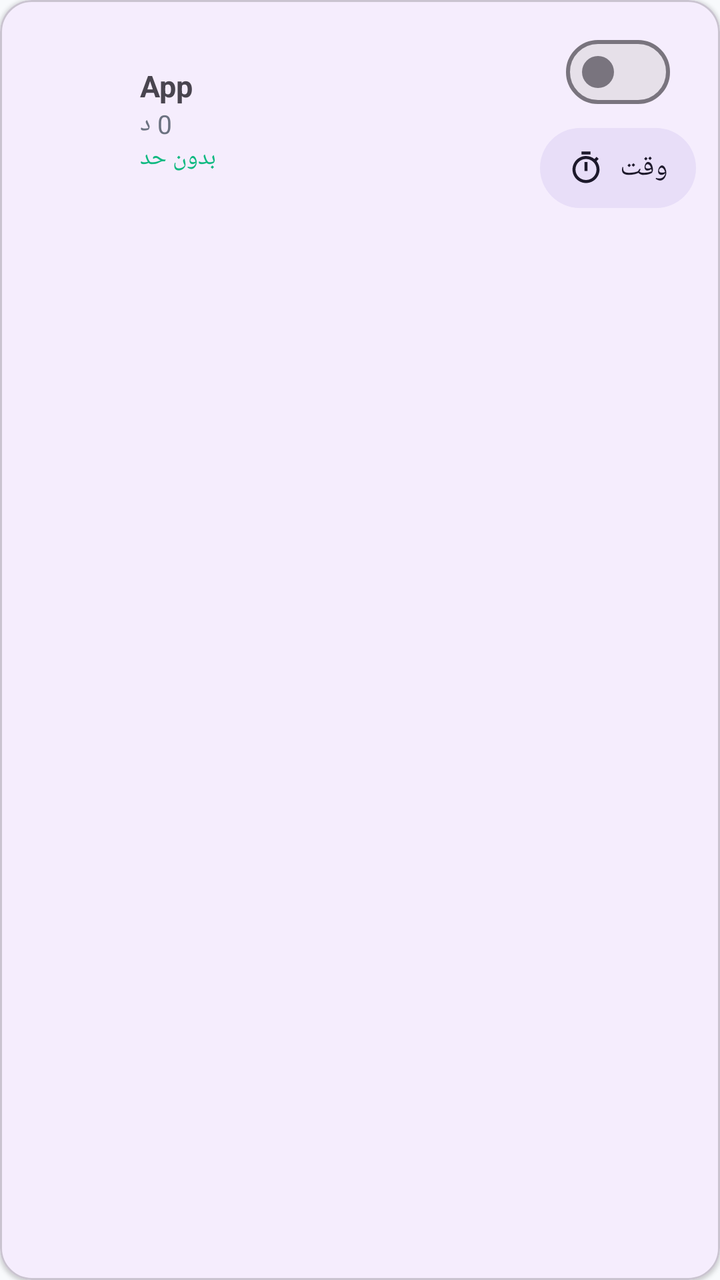
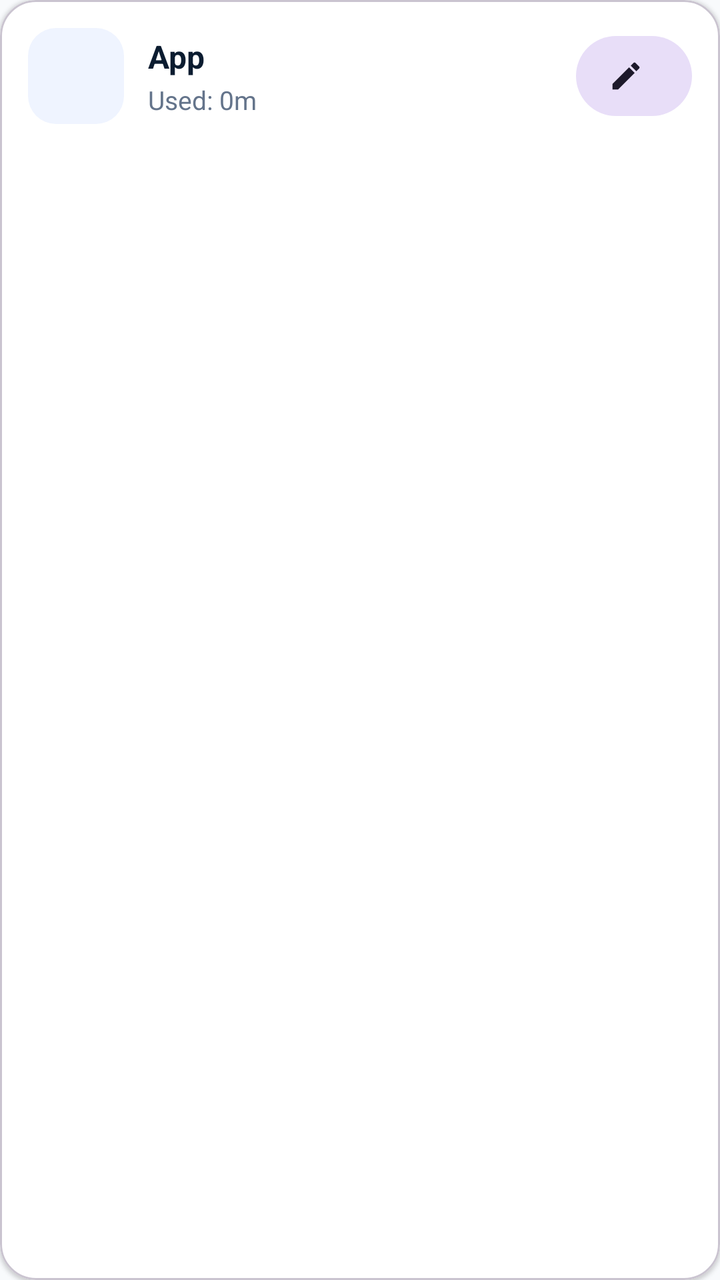

Compare the two renders of this Android layout. The source of the first and the diff that turns it into the second are given below.
<!-- AndroidManifest.xml: application theme Theme.BeaverGuardian -->
<!-- res/layout/item_app_usage.xml -->
<?xml version="1.0" encoding="utf-8"?>
<com.google.android.material.card.MaterialCardView xmlns:android="http://schemas.android.com/apk/res/android"
    xmlns:app="http://schemas.android.com/apk/res-auto"
    android:layout_width="match_parent"
    android:layout_height="wrap_content"
    android:layout_marginHorizontal="12dp"
    android:layout_marginTop="8dp"
    app:cardCornerRadius="16dp"
    app:cardElevation="1dp">

    <LinearLayout
        android:layout_width="match_parent"
        android:layout_height="wrap_content"
        android:orientation="horizontal"
        android:gravity="center_vertical"
        android:padding="12dp">

        <ImageView
            android:id="@+id/imgIcon"
            android:layout_width="46dp"
            android:layout_height="46dp"
            android:layout_marginEnd="12dp"
            android:contentDescription="icon" />

        <LinearLayout
            android:layout_width="0dp"
            android:layout_height="wrap_content"
            android:layout_weight="1"
            android:orientation="vertical">

            <TextView
                android:id="@+id/tvName"
                android:layout_width="match_parent"
                android:layout_height="wrap_content"
                android:text="App"
                android:textStyle="bold"
                android:textSize="15sp"
                android:maxLines="1"
                android:ellipsize="end" />

            <TextView
                android:id="@+id/tvUsage"
                android:layout_width="wrap_content"
                android:layout_height="wrap_content"
                android:text="0 د"
                android:textSize="13sp"
                android:textColor="#6B7280" />

            <TextView
                android:id="@+id/tvLimit"
                android:layout_width="wrap_content"
                android:layout_height="wrap_content"
                android:text="بدون حد"
                android:textSize="12sp"
                android:textColor="@color/accent" />
        </LinearLayout>

        <LinearLayout
            android:layout_width="wrap_content"
            android:layout_height="wrap_content"
            android:orientation="vertical"
            android:gravity="center_horizontal">

            <com.google.android.material.materialswitch.MaterialSwitch
                android:id="@+id/switchBlock"
                android:layout_width="wrap_content"
                android:layout_height="wrap_content" />

            <com.google.android.material.button.MaterialButton
                android:id="@+id/btnLimit"
                style="@style/Widget.Material3.Button.TonalButton"
                android:layout_width="wrap_content"
                android:layout_height="wrap_content"
                android:text="وقت"
                android:minWidth="0dp"
                android:paddingHorizontal="14dp"
                app:icon="@drawable/ic_timer"
                app:iconGravity="textStart" />
        </LinearLayout>
    </LinearLayout>
</com.google.android.material.card.MaterialCardView>
<!-- resources referenced by this layout -->
<resources>
  <color name="accent">#10B981</color>
  <!-- drawable ic_timer (drawable) -->
  <vector xmlns:android="http://schemas.android.com/apk/res/android" android:width="24dp" android:height="24dp" android:viewportWidth="24" android:viewportHeight="24">
      <path android:fillColor="#1F1F1F" android:pathData="M15,1L9,1v2h6L15,1zM11,14h2L13,8h-2v6zM19.03,7.39l1.42,-1.42c-0.43,-0.51 -0.9,-0.99 -1.41,-1.41l-1.42,1.42C16.07,4.74 14.12,4 12,4c-4.97,0 -9,4.03 -9,9s4.02,9 9,9 9,-4.03 9,-9c0,-2.12 -0.74,-4.07 -1.97,-5.61zM12,20c-3.87,0 -7,-3.13 -7,-7s3.13,-7 7,-7 7,3.13 7,7 -3.13,7 -7,7z"/>
  </vector>
  <style name="Theme.BeaverGuardian" parent="Theme.Material3.DayNight.NoActionBar">
          <item name="colorPrimary">@color/brand</item>
          <item name="colorOnPrimary">@color/white</item>
          <item name="colorPrimaryContainer">@color/brand_container</item>
          <item name="colorOnPrimaryContainer">@color/on_brand_container</item>
          <item name="colorSecondary">@color/emerald</item>
          <item name="colorOnSecondary">@color/white</item>
          <item name="android:colorBackground">@color/bg</item>
          <item name="android:statusBarColor" tools:targetApi="l">@color/bg</item>
          <item name="android:windowLightStatusBar" tools:targetApi="m">true</item>
      </style>
  <color name="brand">#4F46E5</color>
  <color name="white">#FFFFFFFF</color>
  <color name="brand_container">#E2DFFF</color>
  <color name="on_brand_container">#0F0069</color>
  <color name="emerald">#10B981</color>
  <color name="bg">#F8FAFC</color>
</resources>

<!-- the commit's change to res/layout/item_app_usage.xml (unified diff, before → after) -->
@@ -3,29 +3,32 @@
     xmlns:app="http://schemas.android.com/apk/res-auto"
     android:layout_width="match_parent"
     android:layout_height="wrap_content"
-    android:layout_marginHorizontal="12dp"
-    android:layout_marginTop="8dp"
-    app:cardCornerRadius="16dp"
-    app:cardElevation="1dp">
+    android:layout_marginTop="10dp"
+    app:cardCornerRadius="18dp"
+    app:cardElevation="1dp"
+    app:cardBackgroundColor="@color/card">
 
     <LinearLayout
         android:layout_width="match_parent"
         android:layout_height="wrap_content"
         android:orientation="horizontal"
         android:gravity="center_vertical"
-        android:padding="12dp">
+        android:padding="14dp">
 
         <ImageView
             android:id="@+id/imgIcon"
-            android:layout_width="46dp"
-            android:layout_height="46dp"
-            android:layout_marginEnd="12dp"
+            android:layout_width="48dp"
+            android:layout_height="48dp"
+            android:background="@drawable/bg_tile"
+            android:padding="8dp"
+            android:scaleType="fitCenter"
             android:contentDescription="icon" />
 
         <LinearLayout
             android:layout_width="0dp"
             android:layout_height="wrap_content"
             android:layout_weight="1"
+            android:layout_marginStart="12dp"
             android:orientation="vertical">
 
             <TextView
@@ -34,7 +37,8 @@
                 android:layout_height="wrap_content"
                 android:text="App"
                 android:textStyle="bold"
-                android:textSize="15sp"
+                android:textSize="16sp"
+                android:textColor="@color/on_surface"
                 android:maxLines="1"
                 android:ellipsize="end" />
 
@@ -42,40 +46,32 @@
                 android:id="@+id/tvUsage"
                 android:layout_width="wrap_content"
                 android:layout_height="wrap_content"
-                android:text="0 د"
+                android:layout_marginTop="2dp"
+                android:text="Used: 0m"
                 android:textSize="13sp"
-                android:textColor="#6B7280" />
+                android:textColor="@color/slate" />
 
             <TextView
                 android:id="@+id/tvLimit"
                 android:layout_width="wrap_content"
                 android:layout_height="wrap_content"
-                android:text="بدون حد"
+                android:text=""
                 android:textSize="12sp"
-                android:textColor="@color/accent" />
+                android:textColor="@color/danger"
+                android:visibility="gone" />
         </LinearLayout>
 
-        <LinearLayout
+        <com.google.android.material.button.MaterialButton
+            android:id="@+id/btnLimit"
+            style="@style/Widget.Material3.Button.TonalButton"
             android:layout_width="wrap_content"
             android:layout_height="wrap_content"
-            android:orientation="vertical"
-            android:gravity="center_horizontal">
-
-            <com.google.android.material.materialswitch.MaterialSwitch
-                android:id="@+id/switchBlock"
-                android:layout_width="wrap_content"
-                android:layout_height="wrap_content" />
-
-            <com.google.android.material.button.MaterialButton
-                android:id="@+id/btnLimit"
-                style="@style/Widget.Material3.Button.TonalButton"
-                android:layout_width="wrap_content"
-                android:layout_height="wrap_content"
-                android:text="وقت"
-                android:minWidth="0dp"
-                android:paddingHorizontal="14dp"
-                app:icon="@drawable/ic_timer"
-                app:iconGravity="textStart" />
-        </LinearLayout>
+            android:text=""
+            android:minWidth="0dp"
+            android:insetLeft="0dp"
+            android:insetRight="0dp"
+            android:paddingHorizontal="16dp"
+            app:icon="@drawable/ic_edit"
+            app:iconGravity="textStart" />
     </LinearLayout>
 </com.google.android.material.card.MaterialCardView>
<!-- resource entries referenced after the edit -->
@@ -1,9 +1,17 @@
 <!-- resources referenced by this layout -->
 <resources>
-  <color name="accent">#10B981</color>
-  <!-- drawable ic_timer (drawable) -->
+  <color name="card">#FFFFFF</color>
+  <color name="danger">#BA1A1A</color>
+  <color name="on_surface">#0B1C30</color>
+  <color name="slate">#64748B</color>
+  <!-- drawable bg_tile (drawable) -->
+  <shape xmlns:android="http://schemas.android.com/apk/res/android" android:shape="rectangle">
+      <solid android:color="@color/tile" />
+      <corners android:radius="14dp" />
+  </shape>
+  <!-- drawable ic_edit (drawable) -->
   <vector xmlns:android="http://schemas.android.com/apk/res/android" android:width="24dp" android:height="24dp" android:viewportWidth="24" android:viewportHeight="24">
-      <path android:fillColor="#1F1F1F" android:pathData="M15,1L9,1v2h6L15,1zM11,14h2L13,8h-2v6zM19.03,7.39l1.42,-1.42c-0.43,-0.51 -0.9,-0.99 -1.41,-1.41l-1.42,1.42C16.07,4.74 14.12,4 12,4c-4.97,0 -9,4.03 -9,9s4.02,9 9,9 9,-4.03 9,-9c0,-2.12 -0.74,-4.07 -1.97,-5.61zM12,20c-3.87,0 -7,-3.13 -7,-7s3.13,-7 7,-7 7,3.13 7,7 -3.13,7 -7,7z"/>
+      <path android:fillColor="#1F1F1F" android:pathData="M3,17.25V21h3.75L17.81,9.94l-3.75,-3.75L3,17.25zM20.71,7.04c0.39,-0.39 0.39,-1.02 0,-1.41l-2.34,-2.34c-0.39,-0.39 -1.02,-0.39 -1.41,0l-1.83,1.83 3.75,3.75 1.83,-1.83z"/>
   </vector>
   <style name="Theme.BeaverGuardian" parent="Theme.Material3.DayNight.NoActionBar">
           <item name="colorPrimary">@color/brand</item>
@@ -16,6 +24,7 @@
           <item name="android:statusBarColor" tools:targetApi="l">@color/bg</item>
           <item name="android:windowLightStatusBar" tools:targetApi="m">true</item>
       </style>
+  <color name="tile">#EFF4FF</color>
   <color name="brand">#4F46E5</color>
   <color name="white">#FFFFFFFF</color>
   <color name="brand_container">#E2DFFF</color>
